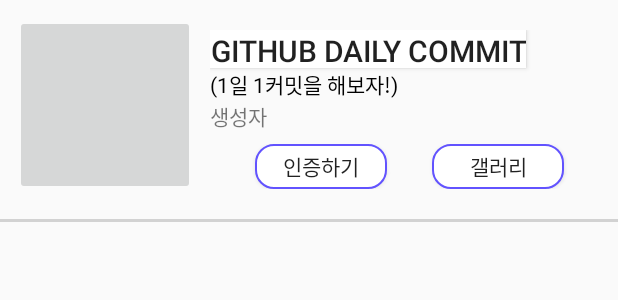
After one commit to scarletYewon/TimeToCode, an Android app: the layout listview_challenge.xml on its own in the app's theme, with its tools: preview values and no code run, on a phone screen of 412 x 824 dp. The commit adds this screen. Shown: the top 300 px of the screen. Run offline under Robolectric (Android 15) with nearby library versions, the light colour scheme and no system bars.

Commit message:
list view
make list view(challenge activity)

```diff
--- a/TimeToCode/app/src/main/res/layout/activity_main.xml
+++ b/TimeToCode/app/src/main/res/layout/activity_main.xml
@@ -17,7 +17,8 @@
         android:background="#623dff"
         android:minHeight="?attr/actionBarTheme"
         android:theme="@style/ThemeOverlay.AppCompat.ActionBar"
-        app:titleTextColor="@color/white">
+        app:titleTextColor="@color/white"
+        app:menu="@menu/menu">
 
         <LinearLayout
             android:layout_width="match_parent"
--- a/TimeToCode/app/src/main/res/layout/activity_record.xml
+++ b/TimeToCode/app/src/main/res/layout/activity_record.xml
@@ -6,6 +6,7 @@
     android:layout_height="match_parent"
     android:orientation="vertical"
     tools:context=".RecordActivity">
+
     <androidx.appcompat.widget.Toolbar
         android:id="@+id/toolbar"
         android:layout_width="match_parent"
--- /dev/null
+++ b/TimeToCode/app/src/main/res/layout/listview_challenge.xml
@@ -0,0 +1,69 @@
+<?xml version="1.0" encoding="utf-8"?>
+<LinearLayout
+    xmlns:android="http://schemas.android.com/apk/res/android"
+    xmlns:app="http://schemas.android.com/apk/res-auto"
+    xmlns:tools="http://schemas.android.com/tools"
+    android:layout_width="match_parent"
+    android:layout_height="match_parent"
+    android:orientation="vertical">
+    <LinearLayout
+        android:layout_width="match_parent"
+        android:layout_height="wrap_content"
+        android:orientation="horizontal"
+        android:padding="10dp">
+        <ImageButton
+            android:id="@+id/challengeImage"
+            android:layout_width="120dp"
+            android:layout_height="120dp" />
+
+        <LinearLayout
+            android:layout_width="match_parent"
+            android:layout_height="wrap_content"
+            android:layout_margin="10dp"
+            android:orientation="vertical">
+            <Button
+                android:id="@+id/challengeTitle"
+                android:layout_width="wrap_content"
+                android:layout_height="25dp"
+                android:text="Github Daily Commit"
+                android:textSize="20sp"
+                android:background="@color/white" />
+            <TextView
+                android:id="@+id/challengeExplain"
+                android:layout_width="match_parent"
+                android:layout_height="wrap_content"
+                android:text="(1일 1커밋을 해보자!)"
+                android:textColor="@color/black"/>
+            <TextView
+                android:id="@+id/challengeMaker"
+                android:layout_width="match_parent"
+                android:layout_height="wrap_content"
+                android:text="생성자" />
+            <LinearLayout
+                android:layout_width="match_parent"
+                android:layout_height="wrap_content"
+                android:layout_marginTop="8dp"
+                android:orientation="horizontal">
+                <Button
+                    android:id="@+id/btnCertification"
+                    android:layout_width="wrap_content"
+                    android:layout_height="30dp"
+                    android:layout_marginLeft="30dp"
+                    android:text="인증하기"
+                    android:background="@drawable/shape_of_rounded_button"/>
+                <Button
+                    android:id="@+id/btnGallery"
+                    android:layout_width="wrap_content"
+                    android:layout_height="30dp"
+                    android:layout_marginLeft="30dp"
+                    android:text="갤러리"
+                    android:background="@drawable/shape_of_rounded_button"/>
+            </LinearLayout>
+
+        </LinearLayout>
+    </LinearLayout>
+    <View
+android:layout_width="match_parent"
+android:layout_height="2dp"
+android:background="#33333333" />
+</LinearLayout>
--- a/TimeToCode/app/src/main/res/values/styles.xml
+++ b/TimeToCode/app/src/main/res/values/styles.xml
@@ -1,6 +1,6 @@
 <?xml version="1.0" encoding="utf-8"?>
 <resources>
     <style name="AppTheme" parent="Theme.AppCompat.Light.NoActionBar">
-
+        <item name="tint">@color/white</item>
     </style>
 </resources>
```
Also changed, not shown: TimeToCode/app/src/main/java/com/kmu/timetocode/ChallengeItem.java (added, +31 -0 lines), TimeToCode/app/src/main/java/com/kmu/timetocode/MainActivity.kt (+5 -8 lines), TimeToCode/app/src/main/java/com/kmu/timetocode/MychallengeActivity.java (+73 -2 lines), TimeToCode/app/src/main/res/layout/activity_mychallenge.xml (+13 -70 lines).
